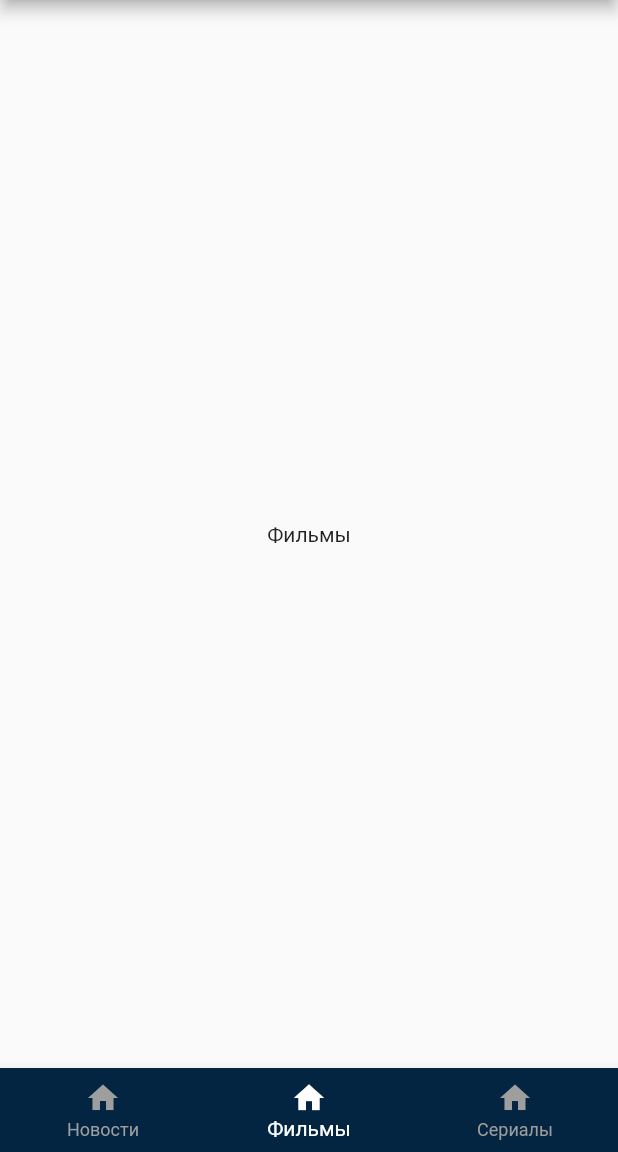
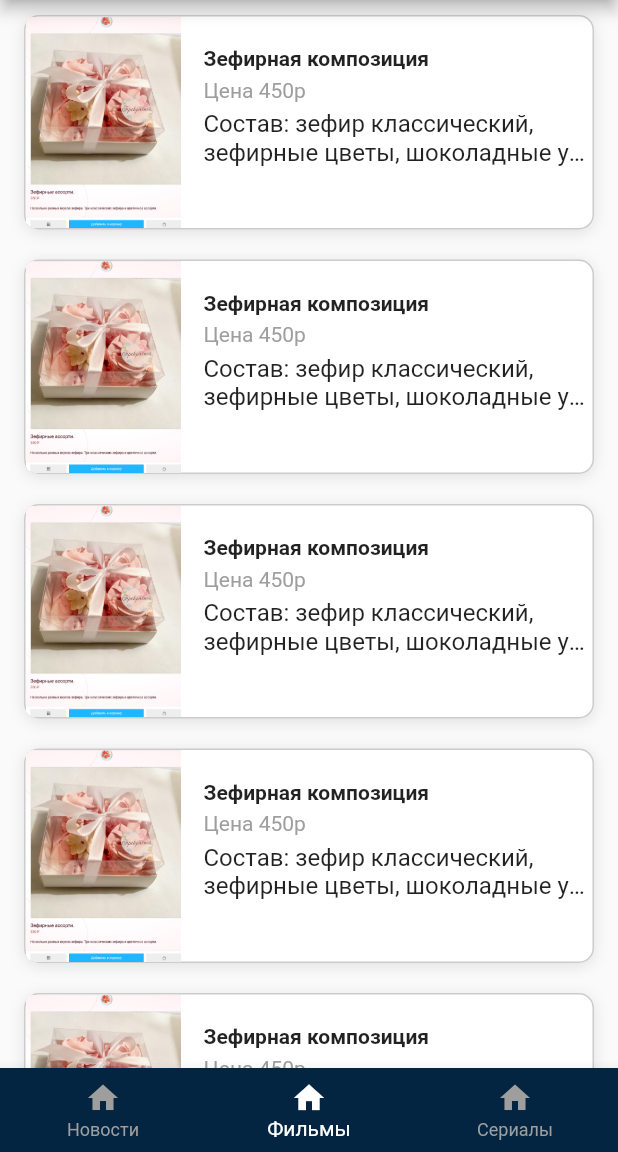
Before and after one commit to natalya777/themoviedb, a Flutter app: the MainScreenWidget screen opened by its route, on a phone screen of 412 x 824 dp, the part 84-1236 px from its top. Run offline on Flutter 3.47's test engine with Material 2 defaults, Android fonts, the phone set to English and light mode, and no system bars.

Commit message:
inkwellсписок товара

```diff
--- /dev/null
+++ b/lib/resources/app_images.dart
@@ -0,0 +1,8 @@
+part of 'resources.dart';
+
+class AppImages {
+  AppImages._();
+
+  static const String card = 'assets/images/card.png';
+  static const String zefir = 'assets/images/zefir.png';
+}
--- /dev/null
+++ b/lib/resources/resources.dart
@@ -0,0 +1 @@
+part 'app_images.dart';
--- a/lib/widgets/main_screen/main_screen.dart
+++ b/lib/widgets/main_screen/main_screen.dart
@@ -1,6 +1,8 @@
 import 'package:flutter/material.dart';
 import 'package:flutter/src/foundation/key.dart';
 import 'package:flutter/src/widgets/framework.dart';
+
+import '../movie_list/movie_list_widget.dart';
 
 class MainScreenWidget extends StatefulWidget {
   const MainScreenWidget({Key? key}) : super(key: key);
@@ -20,7 +22,7 @@ class _MainScreenWidgetState extends State<MainScreenWidget> {
 
   static const List<Widget> _widgetOptions = <Widget>[
     Text('Новости'),
-    Text('Фильмы'),
+    MovieListWidget(),
     Text('Сералы'),
   ];
 
--- /dev/null
+++ b/lib/widgets/movie_list/movie_list_widget.dart
@@ -0,0 +1,94 @@
+import 'package:flutter/cupertino.dart';
+import 'package:flutter/material.dart';
+import 'package:flutter/src/foundation/key.dart';
+import 'package:flutter/src/widgets/framework.dart';
+import 'package:themoviedb/resources/resources.dart';
+
+class MovieListWidget extends StatelessWidget {
+  const MovieListWidget({Key? key}) : super(key: key);
+
+  @override
+  Widget build(BuildContext context) {
+    return ListView.builder(
+        itemCount: 10,
+        itemExtent: 163,
+        itemBuilder: (BuildContext context, int index) {
+          return Padding(
+            padding: const EdgeInsets.symmetric(horizontal: 16, vertical: 10),
+            child: Stack(
+              children: [
+                Container(
+                  decoration: BoxDecoration(
+                    color: Colors.white,
+                    border: Border.all(color: Colors.black.withOpacity(0.2)),
+                    borderRadius: BorderRadius.all(Radius.circular(10)),
+                    boxShadow: [
+                      BoxShadow(
+                        color: Colors.black.withOpacity(0.1),
+                        blurRadius: 8,
+                        offset: Offset(0, 2),
+                      ),
+                    ],
+                  ),
+                  clipBehavior: Clip.hardEdge,
+                  child: Row(
+                    children: [
+                      Image(
+                        image: AssetImage(AppImages.zefir),
+                      ),
+                      SizedBox(
+                        width: 15,
+                      ),
+                      Expanded(
+                        child: Column(
+                          crossAxisAlignment: CrossAxisAlignment.start,
+                          children: [
+                            SizedBox(height: 20),
+                            Text(
+                              'Зефирная композиция',
+                              maxLines: 1,
+                              overflow: TextOverflow.ellipsis,
+                              style: TextStyle(
+                                fontWeight: FontWeight.bold,
+                              ),
+                            ),
+                            SizedBox(height: 5),
+                            Text(
+                              'Цена 450р',
+                              maxLines: 1,
+                              overflow: TextOverflow.ellipsis,
+                              style: TextStyle(
+                                color: Colors.grey,
+                              ),
+                            ),
+                            SizedBox(height: 5),
+                            Text(
+                              'Состав: зефир классический, зефирные цветы, шоколадные украшения',
+                              maxLines: 2,
+                              overflow: TextOverflow.ellipsis,
+                              style: TextStyle(
+                                fontSize: 16,
+                              ),
+                            ),
+                          ],
+                        ),
+                      ),
+                      SizedBox(
+                        width: 5,
+                      ),
+                    ],
+                  ),
+                ),
+                Material(
+                  color: Colors.transparent,
+                  child: InkWell(
+                    borderRadius: BorderRadius.circular(10),
+                    onTap: () {},
+                  ),
+                )
+              ],
+            ),
+          );
+        });
+  }
+}
--- /dev/null
+++ b/spider.yaml
@@ -0,0 +1,28 @@
+# Generated by Spider
+
+# Generates unit tests to verify that the assets exists in assets directory
+generate_tests: false
+
+# Use this to remove vcs noise created by the `generated` comments in dart code
+no_comments: true
+
+# Exports all the generated file as the one library
+export: true
+
+# This allows you to import all the generated references with 1 single import!
+use_part_of: true
+
+# Generates a variable that contains a list of all asset values.
+use_references_list: false
+
+# Location where all the generated references will be stored
+package: resources
+
+groups:
+  - path: assets/images
+    class_name: AppImages
+    types: [.png, .jpg, .jpeg, .webp, .webm, .bmp]
+#  - path: assets/vectors
+#    class_name: Svgs
+#    package: res
+#    types: [ .svg ]
```
Also changed, not shown: pubspec.yaml (+3 -5 lines), assets/images/card.png (added), assets/images/zefir.png (added).
